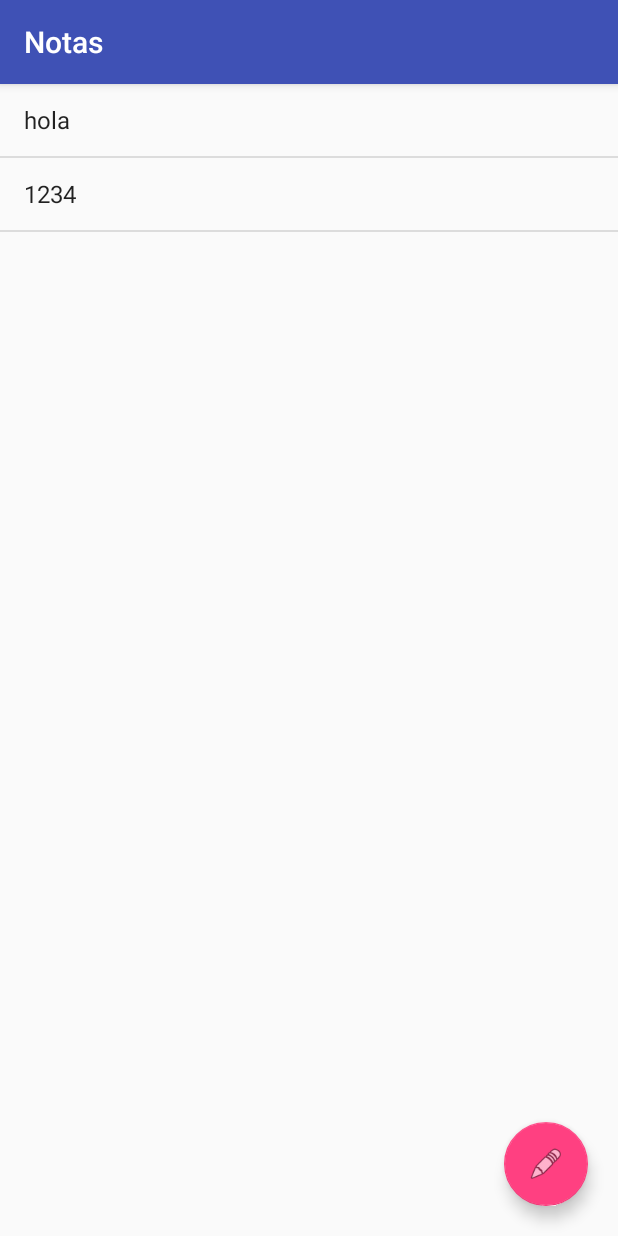
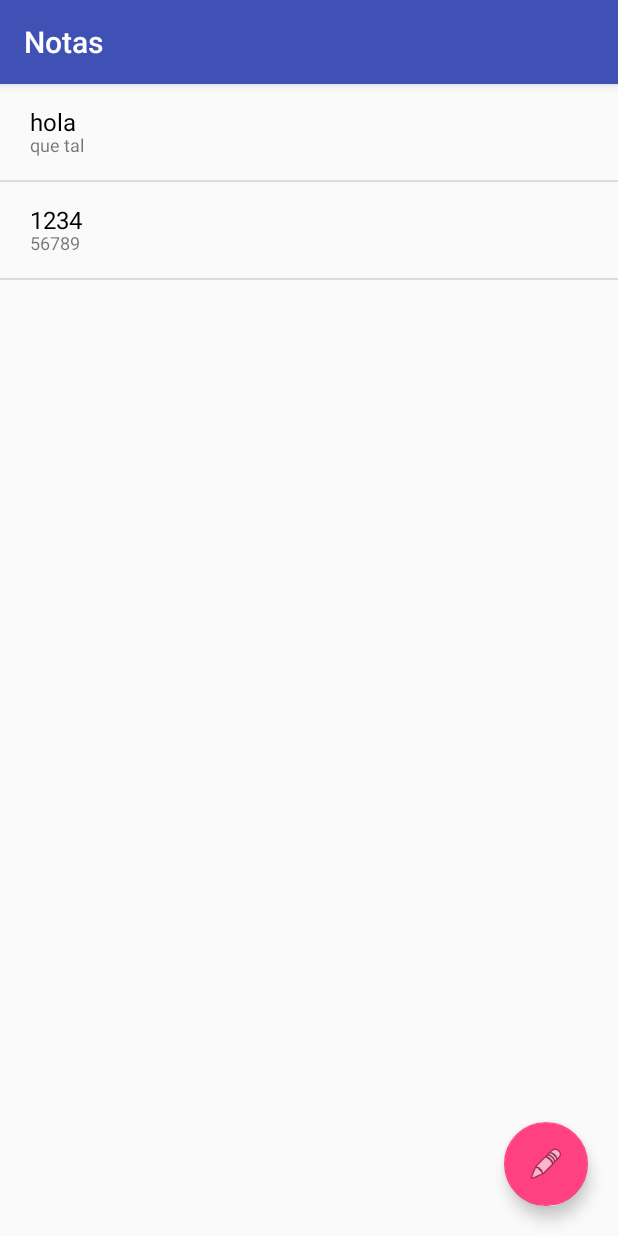
Before and after one commit to SmartNetAR/Android, an Android app: the screen it shows after launch (ListaNotasActivity), on a phone screen of 412 x 824 dp. Run offline under Robolectric (Android 15) with nearby library versions, the phone set to English and light mode, and no system bars.

Commit message:
mostramos elementos de la lista con array propio incluyendo el adaptador

```diff
--- a/03 Notas/app/src/main/java/ar/com/smartnet/notas/ListaNotasActivity.java
+++ b/03 Notas/app/src/main/java/ar/com/smartnet/notas/ListaNotasActivity.java
@@ -1,14 +1,23 @@
 package ar.com.smartnet.notas;
 
+import android.content.Context;
+import android.support.annotation.NonNull;
 import android.support.v7.app.AppCompatActivity;
 import android.os.Bundle;
+import android.view.LayoutInflater;
+import android.view.View;
+import android.view.ViewGroup;
 import android.widget.ArrayAdapter;
 import android.widget.ListView;
+import android.widget.TextView;
+
+import org.w3c.dom.Text;
 
 import java.util.ArrayList;
 
 public class ListaNotasActivity extends AppCompatActivity {
 
+    private NotasAdapter adapter;
     private ArrayList<Nota> notas;
     private ListView lista_notas ;
 
@@ -21,12 +30,31 @@ public class ListaNotasActivity extends AppCompatActivity {
         notas.add(new Nota( "hola", "que tal" ));
         notas.add(new Nota( "1234", "56789" ));
 
+        adapter = new NotasAdapter();
+
         lista_notas = (ListView) findViewById(R.id.lista_notas) ;
-        lista_notas.setAdapter( new ArrayAdapter<>(
-                this,
-                android.R.layout.simple_list_item_1,
-                notas
-        ));
+        lista_notas.setAdapter( adapter );
+    }
 
+    private class NotasAdapter extends ArrayAdapter<Nota> {
+        NotasAdapter() {
+            super(ListaNotasActivity.this, R.layout.item_lista_notas, notas);
+        }
+
+        @NonNull
+        @Override
+        public View getView(int position, View convertView, ViewGroup parent) {
+            View result = convertView ;
+            if (result == null) {
+                LayoutInflater inflater = getLayoutInflater();
+                result = inflater.inflate(R.layout.item_lista_notas, parent, false);
+            }
+            Nota nota = getItem(position);
+            TextView titulo = (TextView) result.findViewById(R.id.titulo) ;
+            titulo.setText(nota.getTitulo());
+            TextView resumen = (TextView) result.findViewById(R.id.resumen);
+            resumen.setText(nota.getTexto());
+            return result ;
+        }
     }
 }
--- /dev/null
+++ b/03 Notas/app/src/main/res/layout/item_lista_notas.xml
@@ -0,0 +1,31 @@
+<?xml version="1.0" encoding="utf-8"?>
+<RelativeLayout xmlns:android="http://schemas.android.com/apk/res/android"
+    android:layout_width="match_parent"
+    android:layout_height="?attr/listPreferredItemHeight">
+
+    <TextView
+        android:id="@+id/titulo"
+        android:text="Titulo"
+        android:paddingTop="14dp"
+        android:paddingLeft="20dp"
+        android:textSize="16dp"
+        android:textColor="@android:color/black"
+        android:layout_width="match_parent"
+        android:layout_height="match_parent"
+
+
+        />
+
+    <TextView
+        android:id="@+id/resumen"
+        android:text="Resumen"
+        android:paddingTop="32dp"
+        android:paddingLeft="20dp"
+        android:paddingRight="20dp"
+        android:textSize="12dp"
+        android:layout_width="match_parent"
+        android:layout_height="match_parent"
+        android:maxLines="1"
+        android:ellipsize="end"
+        />
+</RelativeLayout>
```
